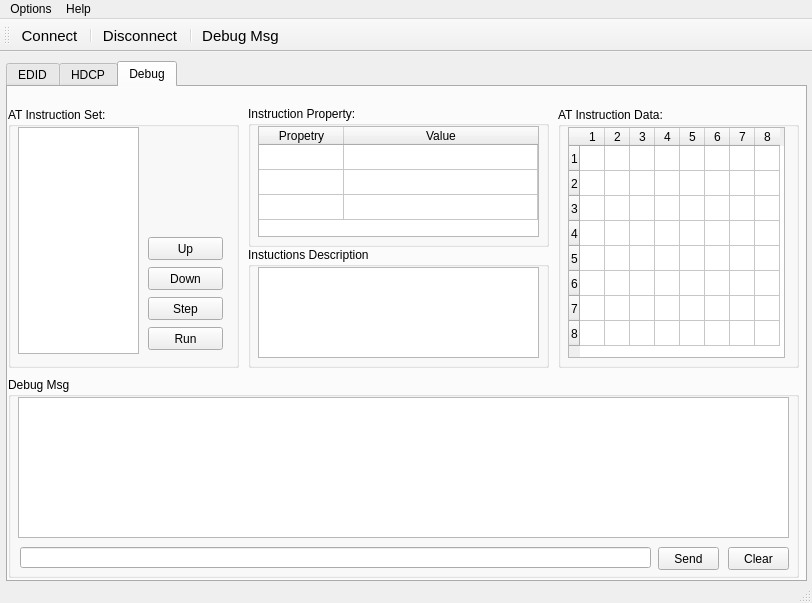
Old version of the form mainwindow.ui in the repository HeartbreakSurvivor/DDCTool.
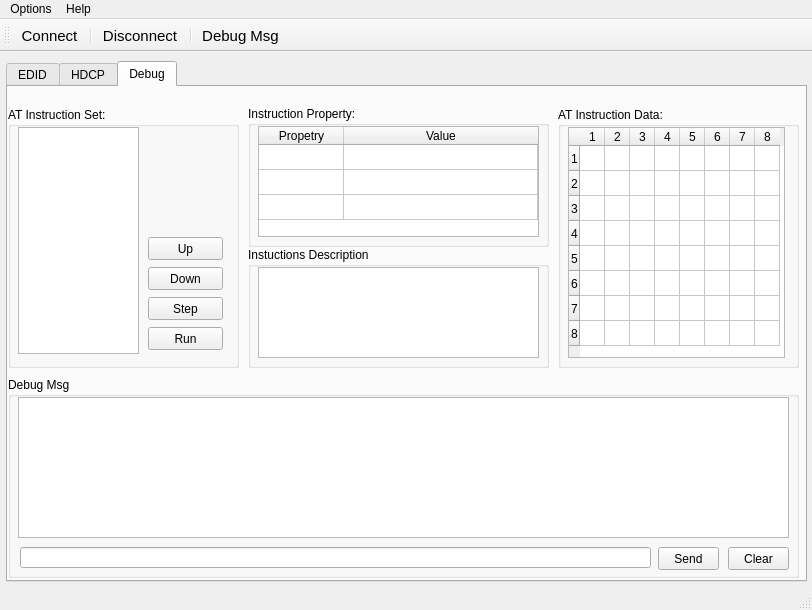
New version of the form. Icons and pictures are not drawn.

What changed in the file:
```diff
--- a/mainwindow.ui
+++ b/mainwindow.ui
@@ -7,7 +7,7 @@
     <x>0</x>
     <y>0</y>
     <width>812</width>
-    <height>603</height>
+    <height>610</height>
    </rect>
   </property>
   <property name="windowTitle">
```
